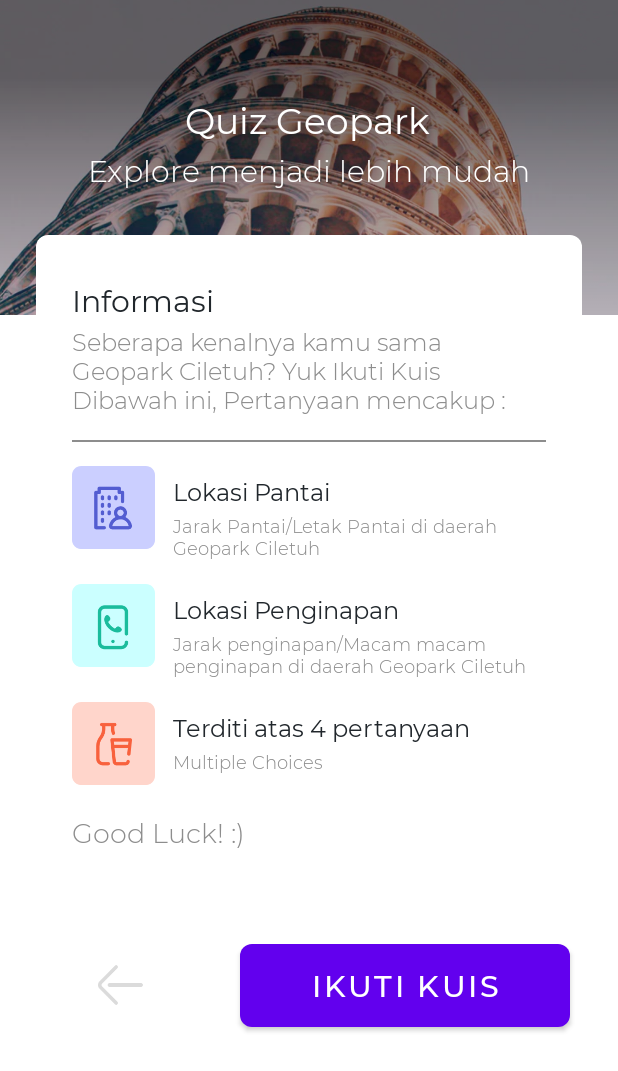
After one commit to ETS-Android2/CiletuhSQT-Android-App, an Android app: the StartQuiz screen opened directly, with no data from a screen before it, on a phone screen of 412 x 824 dp. The commit adds this screen. Shown: the top 1071 px of the screen. Run offline under Robolectric (Android 15) with nearby library versions, the phone set to English and light mode, and no system bars.

Commit message:
adding quiz

```diff
--- /dev/null
+++ b/app/src/main/java/com/example/sqoutgeo/StartQuiz.java
@@ -0,0 +1,40 @@
+package com.example.sqoutgeo;
+
+import androidx.appcompat.app.AppCompatActivity;
+
+import android.content.Intent;
+import android.os.Bundle;
+import android.view.View;
+import android.widget.Button;
+import android.widget.LinearLayout;
+
+public class StartQuiz extends AppCompatActivity {
+
+    LinearLayout btnbackfromquiz;
+    Button startquiz;
+
+    @Override
+    protected void onCreate(Bundle savedInstanceState) {
+        super.onCreate(savedInstanceState);
+        setContentView(R.layout.activity_start_quiz);
+
+        btnbackfromquiz = findViewById(R.id.btn_back_fromquiz);
+        btnbackfromquiz.setOnClickListener(new View.OnClickListener() {
+            @Override
+            public void onClick(View v) {
+                Intent backtomenu2  = new Intent(StartQuiz.this,HomeScreenAct.class);
+                startActivity(backtomenu2);
+
+            }
+        });
+
+        startquiz = findViewById(R.id.start_quiz);
+        startquiz.setOnClickListener(new View.OnClickListener() {
+            @Override
+            public void onClick(View v) {
+                Intent startquizgo = new Intent(StartQuiz.this,QuizFormAct.class);
+                startActivity(startquizgo);
+            }
+        });
+    }
+}
--- a/app/src/main/res/layout/activity_get_started.xml
+++ b/app/src/main/res/layout/activity_get_started.xml
@@ -57,7 +57,7 @@
         android:id="@+id/btn_to_home"
         android:layout_width="274dp"
         android:layout_height="55dp"
-        android:background="@drawable/bg_btn_white_primary"
+        android:background="@drawable/bg_gradient_primary_blue"
         android:fontFamily="@font/mmedium"
         android:text="Ayo Mulai!"
         android:textColor="#B9B9B9"
--- /dev/null
+++ b/app/src/main/res/layout/activity_start_quiz.xml
@@ -0,0 +1,257 @@
+<?xml version="1.0" encoding="utf-8"?>
+<androidx.constraintlayout.widget.ConstraintLayout xmlns:android="http://schemas.android.com/apk/res/android"
+    xmlns:app="http://schemas.android.com/apk/res-auto"
+    xmlns:tools="http://schemas.android.com/tools"
+    android:layout_width="match_parent"
+    android:layout_height="match_parent"
+    tools:context=".StartQuiz">
+
+    <ImageView
+        android:id="@+id/imageView3"
+        android:layout_width="match_parent"
+        android:layout_height="210dp"
+        android:scaleType="centerCrop"
+        android:src="@drawable/bgheader_pisa"
+        app:layout_constraintEnd_toEndOf="parent"
+        app:layout_constraintStart_toStartOf="parent"
+        app:layout_constraintTop_toTopOf="parent" />
+
+    <TextView
+        android:id="@+id/tittle_ticket"
+        android:layout_width="wrap_content"
+        android:layout_height="wrap_content"
+        android:layout_marginTop="64dp"
+        android:fontFamily="@font/mregular"
+        android:text="Quiz Geopark"
+        android:textAlignment="center"
+        android:textColor="#FFF"
+        android:textSize="24sp"
+        app:layout_constraintEnd_toEndOf="parent"
+        app:layout_constraintHorizontal_bias="0.496"
+        app:layout_constraintStart_toStartOf="@+id/imageView3"
+        app:layout_constraintTop_toTopOf="@+id/imageView3" />
+
+    <TextView
+        android:id="@+id/location_ticket"
+        android:layout_width="wrap_content"
+        android:layout_height="wrap_content"
+        android:layout_marginTop="4dp"
+        android:fontFamily="@font/mlight"
+        android:lineSpacingExtra="9dp"
+        android:text="Explore menjadi lebih mudah"
+        android:textAlignment="center"
+        android:textColor="#FFF"
+        android:textSize="20sp"
+        app:layout_constraintEnd_toEndOf="parent"
+        app:layout_constraintStart_toStartOf="@+id/imageView3"
+        app:layout_constraintTop_toBottomOf="@+id/tittle_ticket" />
+
+    <LinearLayout
+        android:id="@+id/linearLayout"
+        android:layout_width="match_parent"
+        android:layout_height="wrap_content"
+        android:layout_marginStart="24dp"
+        android:layout_marginTop="30dp"
+        android:layout_marginEnd="24dp"
+        android:background="@drawable/bg_layout_white"
+        android:orientation="vertical"
+        android:paddingLeft="24dp"
+        android:paddingTop="30dp"
+        android:paddingRight="24dp"
+        android:paddingBottom="30dp"
+        app:layout_constraintEnd_toEndOf="parent"
+        app:layout_constraintStart_toStartOf="parent"
+        app:layout_constraintTop_toBottomOf="@+id/location_ticket">
+
+        <TextView
+            android:layout_width="wrap_content"
+            android:layout_height="wrap_content"
+            android:fontFamily="@font/mregular"
+            android:text="Informasi"
+            android:textColor="@color/blackPrimary"
+            android:textSize="20sp" />
+
+        <TextView
+            android:layout_width="wrap_content"
+            android:layout_height="wrap_content"
+            android:layout_marginTop="4dp"
+            android:fontFamily="@font/mlight"
+            android:text="Seberapa kenalnya kamu sama Geopark Ciletuh? Yuk Ikuti Kuis Dibawah ini, Pertanyaan mencakup :"
+            android:textColor="@color/grayPrimary"
+            android:textSize="16sp" />
+
+        <View
+            android:layout_width="match_parent"
+            android:layout_height="1dp"
+            android:layout_marginTop="16dp"
+            android:layout_marginBottom="16dp"
+            android:background="@color/grayPrimary" />
+
+        <LinearLayout
+            android:layout_marginBottom="16dp"
+            android:orientation="horizontal"
+            android:layout_width="match_parent"
+            android:layout_height="wrap_content" >
+
+            <ImageView
+                android:src="@drawable/ic_photo"
+                android:layout_width="55dp"
+                android:layout_height="55dp" />
+
+            <LinearLayout
+                android:layout_marginLeft="12dp"
+                android:layout_marginTop="6dp"
+                android:orientation="vertical"
+                android:layout_width="wrap_content"
+                android:layout_height="wrap_content" >
+
+                <TextView
+                    android:id="@+id/photo_spot_ticket"
+                    android:layout_width="wrap_content"
+                    android:layout_height="wrap_content"
+                    android:fontFamily="@font/mregular"
+                    android:text="Lokasi Pantai"
+                    android:textColor="@color/blackPrimary"
+                    android:textSize="16dp" />
+
+                <TextView
+                    android:layout_width="wrap_content"
+                    android:layout_height="wrap_content"
+                    android:layout_marginTop="4dp"
+                    android:fontFamily="@font/mlight"
+                    android:text="Jarak Pantai/Letak Pantai di daerah Geopark Ciletuh"
+                    android:textColor="@color/grayPrimary"
+                    android:textSize="12dp" />
+
+            </LinearLayout>
+
+        </LinearLayout>
+
+        <LinearLayout
+            android:layout_marginBottom="16dp"
+            android:orientation="horizontal"
+            android:layout_width="match_parent"
+            android:layout_height="wrap_content" >
+
+            <ImageView
+                android:src="@drawable/ic_wifi"
+                android:layout_width="55dp"
+                android:layout_height="55dp" />
+
+            <LinearLayout
+                android:layout_marginLeft="12dp"
+                android:layout_marginTop="6dp"
+                android:orientation="vertical"
+                android:layout_width="wrap_content"
+                android:layout_height="wrap_content" >
+
+                <TextView
+                    android:id="@+id/wifi_ticket"
+                    android:layout_width="wrap_content"
+                    android:layout_height="wrap_content"
+                    android:fontFamily="@font/mregular"
+                    android:text="Lokasi Penginapan"
+                    android:textColor="@color/blackPrimary"
+                    android:textSize="16dp" />
+
+                <TextView
+                    android:layout_width="wrap_content"
+                    android:layout_height="wrap_content"
+                    android:layout_marginTop="4dp"
+                    android:fontFamily="@font/mlight"
+                    android:text="Jarak penginapan/Macam macam penginapan di daerah Geopark Ciletuh"
+                    android:textColor="@color/grayPrimary"
+                    android:textSize="12dp" />
+
+            </LinearLayout>
+
+        </LinearLayout>
+
+        <LinearLayout
+            android:layout_marginBottom="16dp"
+            android:orientation="horizontal"
+            android:layout_width="match_parent"
+            android:layout_height="wrap_content" >
+
+            <ImageView
+                android:src="@drawable/ic_festival"
+                android:layout_width="55dp"
+                android:layout_height="55dp" />
+
+            <LinearLayout
+                android:layout_marginLeft="12dp"
+                android:layout_marginTop="6dp"
+                android:orientation="vertical"
+                android:layout_width="wrap_content"
+                android:layout_height="wrap_content" >
+
+                <TextView
+                    android:id="@+id/festival_ticket"
+                    android:layout_width="wrap_content"
+                    android:layout_height="wrap_content"
+                    android:fontFamily="@font/mregular"
+                    android:text="Terditi atas 4 pertanyaan"
+                    android:textColor="@color/blackPrimary"
+                    android:textSize="16dp" />
+
+                <TextView
+                    android:layout_width="wrap_content"
+                    android:layout_height="wrap_content"
+                    android:layout_marginTop="4dp"
+                    android:fontFamily="@font/mlight"
+                    android:text="Multiple Choices"
+                    android:textColor="@color/grayPrimary"
+                    android:textSize="12dp" />
+
+            </LinearLayout>
+
+        </LinearLayout>
+
+        <TextView
+            android:id="@+id/short_desc_ticket"
+            android:layout_width="wrap_content"
+            android:layout_height="wrap_content"
+            android:layout_marginTop="4dp"
+            android:fontFamily="@font/mlight"
+            android:lineSpacingExtra="8dp"
+            android:text="Good Luck! :)"
+            android:textColor="@color/grayPrimary"
+            android:textSize="18sp" />
+
+    </LinearLayout>
+
+
+    <Button
+        android:id="@+id/start_quiz"
+        android:layout_width="220dp"
+        android:layout_height="55dp"
+        android:layout_marginTop="32dp"
+        android:layout_marginEnd="32dp"
+        android:background="@drawable/bg_btn_blue_primary"
+        android:fontFamily="@font/mmedium"
+        android:text="Ikuti Kuis"
+        android:textColor="#FFF"
+        android:textSize="20sp"
+        app:layout_constraintEnd_toEndOf="parent"
+        app:layout_constraintTop_toBottomOf="@+id/linearLayout" />
+
+    <LinearLayout
+        android:id="@+id/btn_back_fromquiz"
+        android:layout_width="90dp"
+        android:layout_height="55dp"
+        android:layout_marginTop="32dp"
+        android:background="@drawable/bg_layout_white"
+        android:gravity="center"
+        android:orientation="vertical"
+        app:layout_constraintEnd_toStartOf="@+id/start_quiz"
+        app:layout_constraintStart_toStartOf="parent"
+        app:layout_constraintTop_toBottomOf="@+id/linearLayout">
+
+        <ImageView
+            android:layout_width="30dp"
+            android:layout_height="28dp"
+            android:src="@drawable/ic_back" />
+
+    </LinearLayout>
+
+</androidx.constraintlayout.widget.ConstraintLayout>
```
Also changed, not shown: app/src/main/AndroidManifest.xml (+11 -2 lines), app/src/main/java/com/example/sqoutgeo/QuizFormAct.java (added, +127 -0 lines), app/src/main/java/com/example/sqoutgeo/ShowingResultAct.java (added, +14 -0 lines), app/src/main/java/com/example/sqoutgeo/models/Feature.java (+11 -1 lines), app/src/main/java/com/example/sqoutgeo/models/QuizLibrary.java (added, +54 -0 lines), app/src/main/res/layout/activity_home_screen.xml (+20 -0 lines), app/src/main/res/layout/activity_quiz_form.xml (added, +89 -0 lines), app/src/main/res/layout/activity_showing_result.xml (added, +9 -0 lines).
